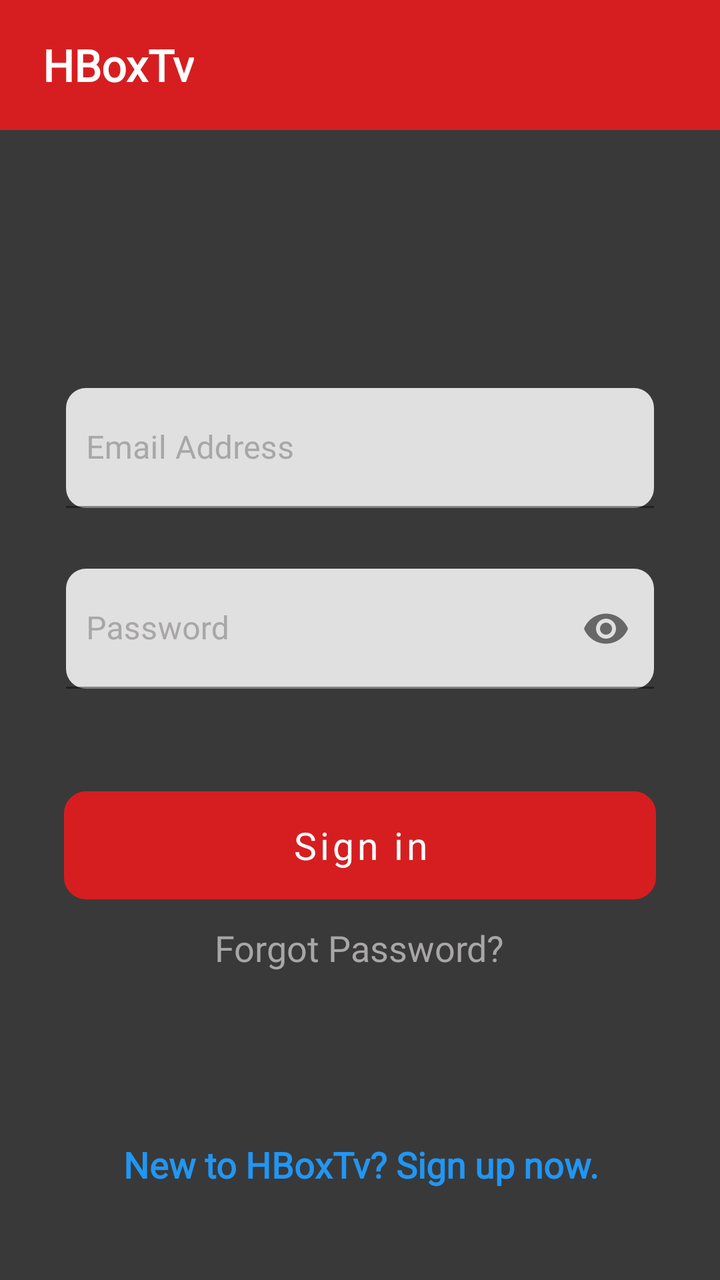
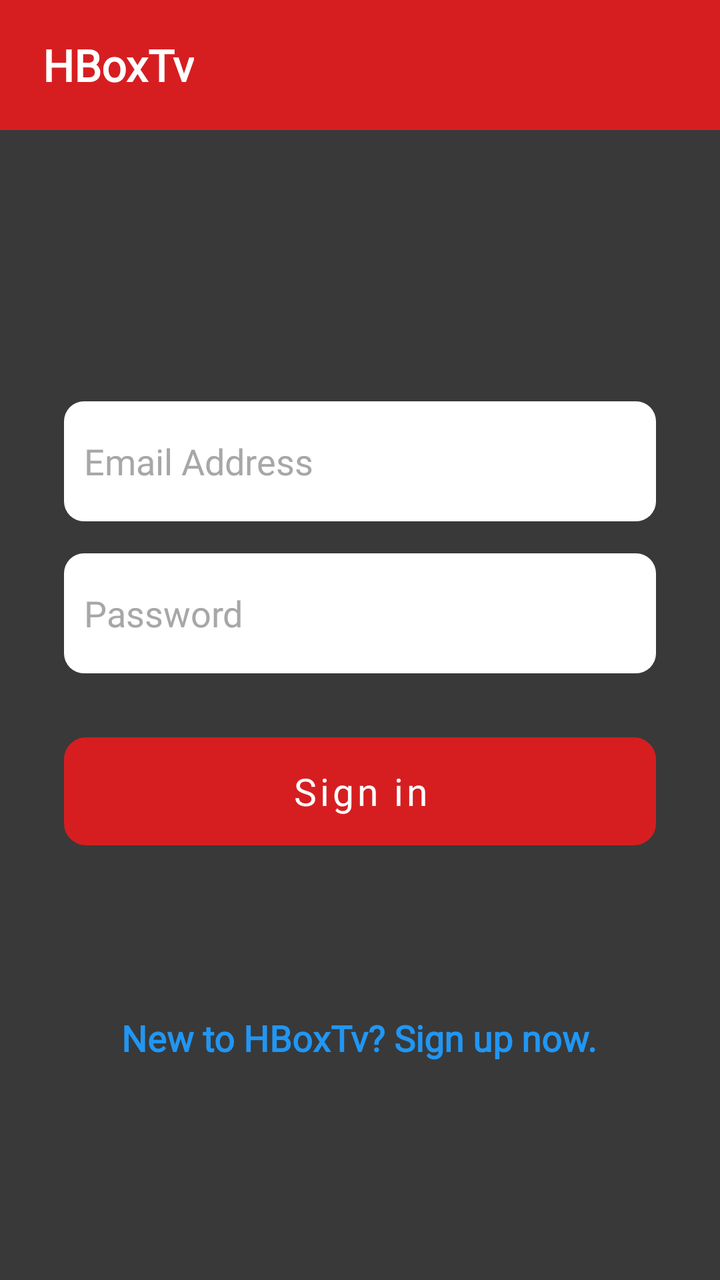

Compare the two renders of this Android layout. The source of the first and the diff that turns it into the second are given below.
<!-- AndroidManifest.xml: application theme Theme.HBoxTv -->
<!-- res/layout/activity_sign_in.xml -->
<?xml version="1.0" encoding="utf-8"?>
<androidx.constraintlayout.widget.ConstraintLayout xmlns:android="http://schemas.android.com/apk/res/android"
    xmlns:app="http://schemas.android.com/apk/res-auto"
    xmlns:tools="http://schemas.android.com/tools"
    android:layout_width="match_parent"
    android:layout_height="match_parent"
    android:background="@color/background_app"
    tools:context=".activities.SignInActivity">

    <include layout="@layout/toolbar" />

    <androidx.constraintlayout.widget.ConstraintLayout
        android:layout_width="match_parent"
        android:layout_height="match_parent"
        app:layout_constraintBottom_toBottomOf="parent"
        app:layout_constraintEnd_toEndOf="parent"
        app:layout_constraintStart_toStartOf="parent"
        app:layout_constraintTop_toTopOf="parent">

        <ProgressBar
            android:visibility="gone"
            android:id="@+id/progress_bar"
            android:layout_width="wrap_content"
            android:layout_height="wrap_content"
            app:layout_constraintStart_toStartOf="parent"
            app:layout_constraintEnd_toEndOf="parent"
            app:layout_constraintTop_toTopOf="parent"
            app:layout_constraintBottom_toBottomOf="parent"/>

        <com.google.android.material.textfield.TextInputLayout
            android:id="@+id/text_input_layout_email"
            style="@style/Widget.MaterialComponents.TextInputLayout.FilledBox"
            android:layout_width="0dp"
            android:layout_height="wrap_content"
            android:layout_marginStart="32dp"
            android:layout_marginEnd="32dp"
            android:background="@color/background_app"
            android:padding="1dp"
            android:textColorHint="#A8A6A6"
            app:errorEnabled="true"
            app:boxBackgroundMode="filled"
            app:boxCornerRadiusBottomEnd="10dp"
            app:boxCornerRadiusBottomStart="10dp"
            app:boxCornerRadiusTopEnd="10dp"
            app:boxCornerRadiusTopStart="10dp"
            app:layout_constraintBottom_toBottomOf="parent"
            app:layout_constraintEnd_toEndOf="parent"
            app:layout_constraintHorizontal_bias="0.0"
            app:layout_constraintStart_toStartOf="parent"
            app:layout_constraintTop_toTopOf="parent"
            app:layout_constraintVertical_bias="0.346">

            <com.google.android.material.textfield.TextInputEditText
                android:id="@+id/text_input_email"
                android:layout_width="match_parent"
                android:layout_height="60dp"
                android:background="@null"
                android:hint="@string/mail_input"
                android:padding="10dp"
                android:textColor="#000000"
                android:textColorHint="#FFFEFE"
                android:fontFamily="@font/poppins_regular"/>

        </com.google.android.material.textfield.TextInputLayout>

        <com.google.android.material.textfield.TextInputLayout
            android:id="@+id/text_input_layout_password"
            style="@style/Widget.MaterialComponents.TextInputLayout.FilledBox"
            android:layout_width="0dp"
            android:layout_height="wrap_content"
            android:layout_marginTop="8dp"
            android:layout_marginStart="32dp"
            android:layout_marginEnd="32dp"
            android:background="@color/background_app"
            android:padding="1dp"
            android:textColorHint="#A8A6A6"
            app:boxBackgroundMode="filled"
            app:boxCornerRadiusBottomEnd="10dp"
            app:boxCornerRadiusBottomStart="10dp"
            app:boxCornerRadiusTopEnd="10dp"
            app:boxCornerRadiusTopStart="10dp"
            app:errorEnabled="true"
            app:layout_constraintEnd_toEndOf="parent"
            app:layout_constraintStart_toStartOf="parent"
            app:layout_constraintTop_toBottomOf="@+id/text_input_layout_email"
            app:passwordToggleEnabled="true">

            <com.google.android.material.textfield.TextInputEditText
                android:id="@+id/text_input_password"
                android:layout_width="match_parent"
                android:layout_height="60dp"
                android:background="@null"
                android:hint="@string/_input"
                android:inputType="textPassword"
                android:padding="10dp"
                android:textColorHint="@color/white"
                android:textColor="#000000"
                android:fontFamily="@font/poppins_regular"/>

        </com.google.android.material.textfield.TextInputLayout>

        <TextView
            android:id="@+id/need_help_textView"
            android:layout_width="wrap_content"
            android:layout_height="wrap_content"
            android:layout_marginTop="12dp"
            android:text="@string/forgot_password_text"
            android:textColor="#A8A6A6"
            android:textSize="18sp"
            android:fontFamily="@font/poppins_regular"
            app:layout_constraintEnd_toEndOf="@+id/text_input_layout_password"
            app:layout_constraintHorizontal_bias="0.498"
            app:layout_constraintStart_toStartOf="@+id/text_input_layout_password"
            app:layout_constraintTop_toBottomOf="@+id/button_sign_in" />

        <TextView
            android:id="@+id/tv_sign_up"
            android:layout_width="wrap_content"
            android:layout_height="wrap_content"
            android:layout_marginTop="84dp"
            android:text="@string/tv_sign_up_text"
            android:textColor="#2196F3"
            android:textSize="18sp"
            android:textStyle="bold"
            android:fontFamily="@font/poppins_regular"
            app:layout_constraintEnd_toEndOf="@+id/need_help_textView"
            app:layout_constraintHorizontal_bias="0.496"
            app:layout_constraintStart_toStartOf="@+id/need_help_textView"
            app:layout_constraintTop_toBottomOf="@+id/need_help_textView" />

        <Button
            android:id="@+id/button_sign_in"
            android:layout_width="0dp"
            android:layout_height="54dp"
            android:layout_marginTop="30dp"
            android:background="@drawable/button_stroke"
            android:text="@string/sign_in"
            android:textAllCaps="false"
            android:textColor="#FFFEFE"
            android:textSize="19sp"
            android:fontFamily="@font/poppins_regular"
            app:layout_constraintEnd_toEndOf="@+id/text_input_layout_password"
            app:layout_constraintStart_toStartOf="@+id/text_input_layout_password"
            app:layout_constraintTop_toBottomOf="@+id/text_input_layout_password" />

    </androidx.constraintlayout.widget.ConstraintLayout>

</androidx.constraintlayout.widget.ConstraintLayout>
<!-- res/layout/toolbar.xml (included above) -->
<merge xmlns:tools="http://schemas.android.com/tools"
    xmlns:android="http://schemas.android.com/apk/res/android"
    xmlns:app="http://schemas.android.com/apk/res-auto">

    <androidx.appcompat.widget.Toolbar
        android:layout_width="match_parent"
        android:layout_height="65dp"
        android:background="@color/purple_500"
        android:theme="@style/Theme.AppCompat.Light.Dialog"
        app:layout_scrollFlags="scroll|exitUntilCollapsed">

        <LinearLayout
            android:layout_width="match_parent"
            android:layout_height="wrap_content"
            android:orientation="horizontal">

            

            <TextView
                android:id="@+id/imageView2"
                android:layout_width="wrap_content"
                android:layout_height="wrap_content"
                android:padding="5dp"
                android:text="@string/app_name"
                android:textColor="@color/white"
                android:textSize="22sp"
                android:textStyle="bold"
                android:fontFamily="@font/poppins_bold"
                android:gravity="center" />

        </LinearLayout>

    </androidx.appcompat.widget.Toolbar>


</merge>
<!-- resources referenced by this layout -->
<resources>
  <color name="background_app">#393939</color>
  <color name="purple_500">#D61E21</color>
  <color name="white">#FFFFFFFF</color>
  <!-- drawable button_stroke (drawable) -->
  <?xml version="1.0" encoding="utf-8"?>
  <shape xmlns:android="http://schemas.android.com/apk/res/android">
  
      <stroke android:color="#868585" android:width="2dp">
      </stroke>
      <corners android:radius="10dp">
  
      </corners>
  
  </shape>
  <string name="_input">Password</string>
  <string name="app_name">HBoxTv</string>
  <string name="forgot_password_text">Forgot Password?</string>
  <string name="mail_input">Email Address</string>
  <string name="sign_in">Sign in</string>
  <string name="tv_sign_up_text">New to HBoxTv? Sign up now.</string>
  <style name="Theme.HBoxTv" parent="Theme.MaterialComponents.DayNight.NoActionBar">
          
          <item name="colorPrimary">@color/purple_500</item>
          <item name="colorPrimaryVariant">@color/purple_700</item>
          <item name="colorOnPrimary">@color/white</item>
          
          <item name="colorSecondary">@color/teal_200</item>
          <item name="colorSecondaryVariant">@color/teal_700</item>
          <item name="colorOnSecondary">@color/black</item>
          
          <item name="android:statusBarColor" tools:targetApi="l">?attr/colorPrimaryVariant</item>
          
  
          <item name="android:windowTranslucentStatus">true</item>
          <item name="android:windowTranslucentNavigation">true</item>
      </style>
  <color name="purple_700">#780000</color>
  <color name="teal_200">#FF03DAC5</color>
  <color name="teal_700">#FF018786</color>
  <color name="black">#FF000000</color>
</resources>

<!-- the commit's change to res/layout/activity_sign_in.xml (unified diff, before → after) -->
@@ -17,89 +17,80 @@
         app:layout_constraintStart_toStartOf="parent"
         app:layout_constraintTop_toTopOf="parent">
 
+        <EditText
+            android:id="@+id/text_input_email1"
+            android:layout_width="match_parent"
+            android:layout_height="60dp"
+            android:layout_marginStart="32dp"
+            android:layout_marginEnd="32dp"
+            android:background="@drawable/edit_text_bg"
+            android:hint="@string/mail_input"
+            android:padding="10dp"
+            android:textColor="#000000"
+            android:textColorHint="#A8A6A6"
+            android:fontFamily="@font/poppins_regular"
+            android:maxLines="1"
+            android:autofillHints="@null"
+            android:inputType="textEmailAddress"
+            app:layout_constraintBottom_toBottomOf="parent"
+            app:layout_constraintEnd_toEndOf="parent"
+            app:layout_constraintHorizontal_bias="0.0"
+            app:layout_constraintStart_toStartOf="parent"
+            app:layout_constraintTop_toTopOf="parent"
+            app:layout_constraintVertical_bias="0.346" />
+
+        <EditText
+            android:id="@+id/text_input_password1"
+            android:layout_width="match_parent"
+            android:layout_height="60dp"
+            android:layout_marginStart="32dp"
+            android:layout_marginEnd="32dp"
+            android:layout_marginTop="16dp"
+            android:background="@drawable/edit_text_bg"
+            android:hint="@string/password_input"
+            android:padding="10dp"
+            android:textColor="#000000"
+            android:textColorHint="#A8A6A6"
+            android:fontFamily="@font/poppins_regular"
+            android:maxLines="1"
+            android:autofillHints="@null"
+            android:inputType="textPassword"
+            app:layout_constraintEnd_toEndOf="parent"
+            app:layout_constraintStart_toStartOf="parent"
+            app:layout_constraintTop_toBottomOf="@+id/text_input_email1"
+            app:passwordToggleEnabled="true"/>
+
         <ProgressBar
             android:visibility="gone"
             android:id="@+id/progress_bar"
             android:layout_width="wrap_content"
             android:layout_height="wrap_content"
-            app:layout_constraintStart_toStartOf="parent"
-            app:layout_constraintEnd_toEndOf="parent"
-            app:layout_constraintTop_toTopOf="parent"
-            app:layout_constraintBottom_toBottomOf="parent"/>
+            android:layout_margin="16dp"
+            android:indeterminateTint="@color/purple_200"
+            app:layout_constraintStart_toStartOf="@+id/text_input_password1"
+            app:layout_constraintEnd_toEndOf="@+id/text_input_password1"
+            app:layout_constraintTop_toBottomOf="@+id/text_input_password1"
+            app:layout_constraintBottom_toTopOf="@+id/button_sign_in"/>
 
-        <com.google.android.material.textfield.TextInputLayout
-            android:id="@+id/text_input_layout_email"
-            style="@style/Widget.MaterialComponents.TextInputLayout.FilledBox"
+        <Button
+            android:id="@+id/button_sign_in"
             android:layout_width="0dp"
-            android:layout_height="wrap_content"
-            android:layout_marginStart="32dp"
-            android:layout_marginEnd="32dp"
-            android:background="@color/background_app"
-            android:padding="1dp"
-            android:textColorHint="#A8A6A6"
-            app:errorEnabled="true"
-            app:boxBackgroundMode="filled"
-            app:boxCornerRadiusBottomEnd="10dp"
-            app:boxCornerRadiusBottomStart="10dp"
-            app:boxCornerRadiusTopEnd="10dp"
-            app:boxCornerRadiusTopStart="10dp"
-            app:layout_constraintBottom_toBottomOf="parent"
-            app:layout_constraintEnd_toEndOf="parent"
-            app:layout_constraintHorizontal_bias="0.0"
-            app:layout_constraintStart_toStartOf="parent"
-            app:layout_constraintTop_toTopOf="parent"
-            app:layout_constraintVertical_bias="0.346">
+            android:layout_height="54dp"
+            android:layout_marginTop="32dp"
+            android:background="@drawable/button_stroke"
+            android:text="@string/sign_in"
+            android:textAllCaps="false"
+            android:textColor="#FFFEFE"
+            android:textSize="19sp"
+            android:fontFamily="@font/poppins_regular"
+            app:layout_constraintEnd_toEndOf="@+id/text_input_password1"
+            app:layout_constraintStart_toStartOf="@+id/text_input_password1"
+            app:layout_constraintTop_toBottomOf="@+id/progress_bar" />
 
-            <com.google.android.material.textfield.TextInputEditText
-                android:id="@+id/text_input_email"
-                android:layout_width="match_parent"
-                android:layout_height="60dp"
-                android:background="@null"
-                android:hint="@string/mail_input"
-                android:padding="10dp"
-                android:textColor="#000000"
-                android:textColorHint="#FFFEFE"
-                android:fontFamily="@font/poppins_regular"/>
-
-        </com.google.android.material.textfield.TextInputLayout>
-
-        <com.google.android.material.textfield.TextInputLayout
-            android:id="@+id/text_input_layout_password"
-            style="@style/Widget.MaterialComponents.TextInputLayout.FilledBox"
-            android:layout_width="0dp"
-            android:layout_height="wrap_content"
-            android:layout_marginTop="8dp"
-            android:layout_marginStart="32dp"
-            android:layout_marginEnd="32dp"
-            android:background="@color/background_app"
-            android:padding="1dp"
-            android:textColorHint="#A8A6A6"
-            app:boxBackgroundMode="filled"
-            app:boxCornerRadiusBottomEnd="10dp"
-            app:boxCornerRadiusBottomStart="10dp"
-            app:boxCornerRadiusTopEnd="10dp"
-            app:boxCornerRadiusTopStart="10dp"
-            app:errorEnabled="true"
-            app:layout_constraintEnd_toEndOf="parent"
-            app:layout_constraintStart_toStartOf="parent"
-            app:layout_constraintTop_toBottomOf="@+id/text_input_layout_email"
-            app:passwordToggleEnabled="true">
-
-            <com.google.android.material.textfield.TextInputEditText
-                android:id="@+id/text_input_password"
-                android:layout_width="match_parent"
-                android:layout_height="60dp"
-                android:background="@null"
-                android:hint="@string/_input"
-                android:inputType="textPassword"
-                android:padding="10dp"
-                android:textColorHint="@color/white"
-                android:textColor="#000000"
-                android:fontFamily="@font/poppins_regular"/>
-
-        </com.google.android.material.textfield.TextInputLayout>
+        
 
         <TextView
+            android:visibility="gone"
             android:id="@+id/need_help_textView"
             android:layout_width="wrap_content"
             android:layout_height="wrap_content"
@@ -108,9 +99,9 @@
             android:textColor="#A8A6A6"
             android:textSize="18sp"
             android:fontFamily="@font/poppins_regular"
-            app:layout_constraintEnd_toEndOf="@+id/text_input_layout_password"
+            app:layout_constraintEnd_toEndOf="@+id/text_input_password1"
             app:layout_constraintHorizontal_bias="0.498"
-            app:layout_constraintStart_toStartOf="@+id/text_input_layout_password"
+            app:layout_constraintStart_toStartOf="@+id/text_input_password1"
             app:layout_constraintTop_toBottomOf="@+id/button_sign_in" />
 
         <TextView
@@ -127,22 +118,6 @@
             app:layout_constraintHorizontal_bias="0.496"
             app:layout_constraintStart_toStartOf="@+id/need_help_textView"
             app:layout_constraintTop_toBottomOf="@+id/need_help_textView" />
-
-        <Button
-            android:id="@+id/button_sign_in"
-            android:layout_width="0dp"
-            android:layout_height="54dp"
-            android:layout_marginTop="30dp"
-            android:background="@drawable/button_stroke"
-            android:text="@string/sign_in"
-            android:textAllCaps="false"
-            android:textColor="#FFFEFE"
-            android:textSize="19sp"
-            android:fontFamily="@font/poppins_regular"
-            app:layout_constraintEnd_toEndOf="@+id/text_input_layout_password"
-            app:layout_constraintStart_toStartOf="@+id/text_input_layout_password"
-            app:layout_constraintTop_toBottomOf="@+id/text_input_layout_password" />
-
     </androidx.constraintlayout.widget.ConstraintLayout>
 
 </androidx.constraintlayout.widget.ConstraintLayout>
<!-- resource entries referenced after the edit -->
@@ -1,6 +1,7 @@
 <!-- resources referenced by this layout -->
 <resources>
   <color name="background_app">#393939</color>
+  <color name="purple_200">#ff4f4f</color>
   <color name="purple_500">#D61E21</color>
   <color name="white">#FFFFFFFF</color>
   <!-- drawable button_stroke (drawable) -->
@@ -14,10 +15,19 @@
       </corners>
   
   </shape>
-  <string name="_input">Password</string>
+  <!-- drawable edit_text_bg (drawable) -->
+  <?xml version="1.0" encoding="utf-8"?>
+  <shape xmlns:android="http://schemas.android.com/apk/res/android"
+      android:shape="rectangle">
+  
+      <solid android:color="@color/white"/>
+      <corners android:radius="10dp"/>
+  
+  </shape>
   <string name="app_name">HBoxTv</string>
   <string name="forgot_password_text">Forgot Password?</string>
   <string name="mail_input">Email Address</string>
+  <string name="password_input">Password</string>
   <string name="sign_in">Sign in</string>
   <string name="tv_sign_up_text">New to HBoxTv? Sign up now.</string>
   <style name="Theme.HBoxTv" parent="Theme.MaterialComponents.DayNight.NoActionBar">
